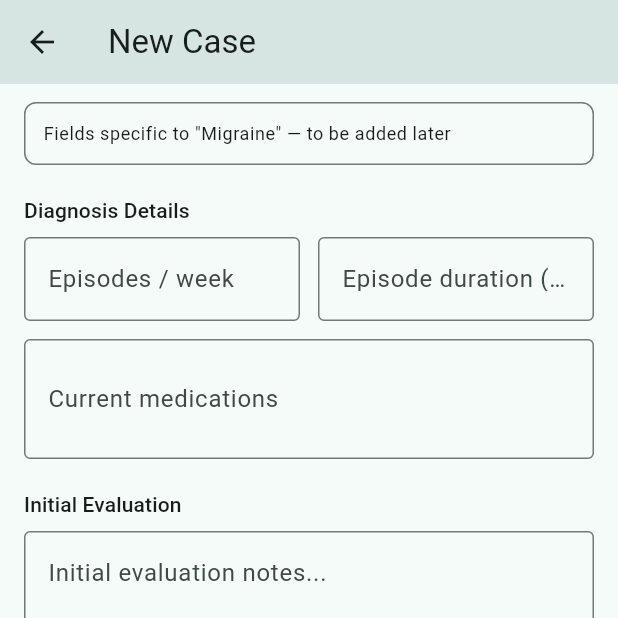
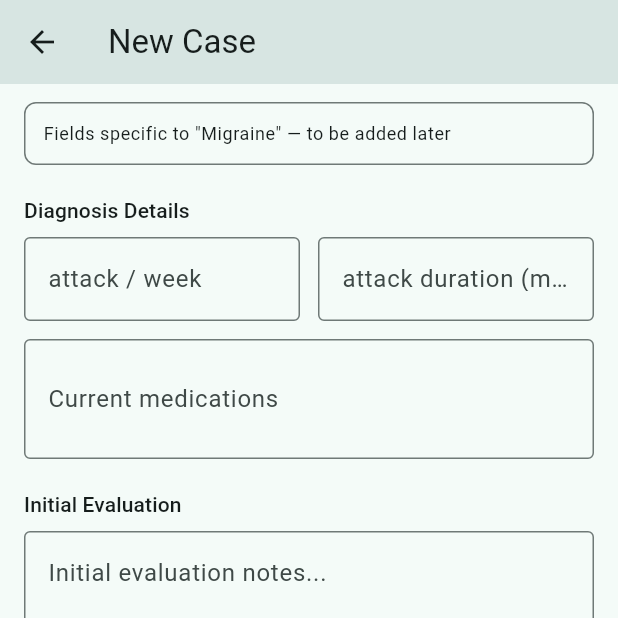
Before and after one commit to Rasool-Muhiddin/care_path, a Flutter app: the AddCaseScreen screen opened by its route, scrolled down 400 dp, on a phone screen of 412 x 824 dp, the top half of it. Run offline on Flutter 3.47's test engine with Material 3 defaults, Android fonts, the phone set to English and light mode, and no system bars; our stand-ins replace dio, flutter_riverpod, flutter_secure_storage, go_router; accounts and stored records are empty; network calls fail.

Commit message:
fix -complete -

```diff
--- a/lib/features/doctor/screens/add_case_screen.dart
+++ b/lib/features/doctor/screens/add_case_screen.dart
@@ -233,7 +233,7 @@ class _AddCaseScreenState extends ConsumerState<AddCaseScreen> {
                       inputFormatters: [FilteringTextInputFormatter.digitsOnly],
                       decoration: const InputDecoration(
                         border: OutlineInputBorder(),
-                        labelText: 'Episodes / week',
+                        labelText: 'attack / week',
                       ),
                     ),
                   ),
@@ -245,7 +245,7 @@ class _AddCaseScreenState extends ConsumerState<AddCaseScreen> {
                       inputFormatters: [FilteringTextInputFormatter.digitsOnly],
                       decoration: const InputDecoration(
                         border: OutlineInputBorder(),
-                        labelText: 'Episode duration (min)',
+                        labelText: 'attack duration (min)',
                       ),
                     ),
                   ),
```
